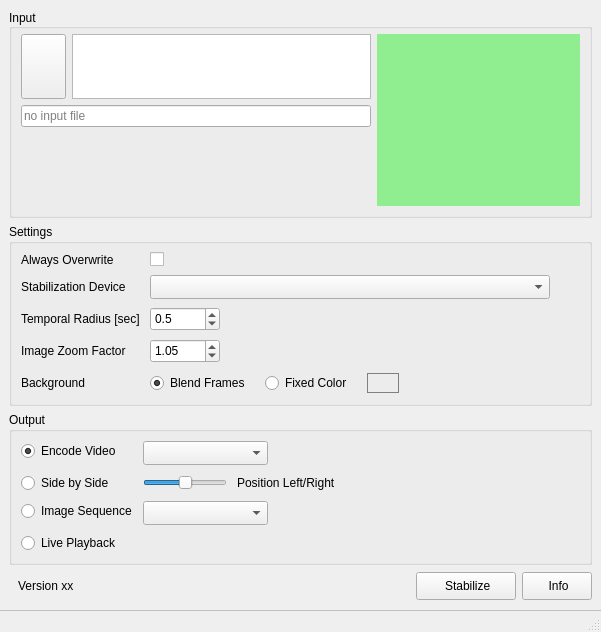
The window that cuvistaGui/cuvistaGui.ui (RainerMtb/cuvista) describes before a commit, drawn with Qt 5.
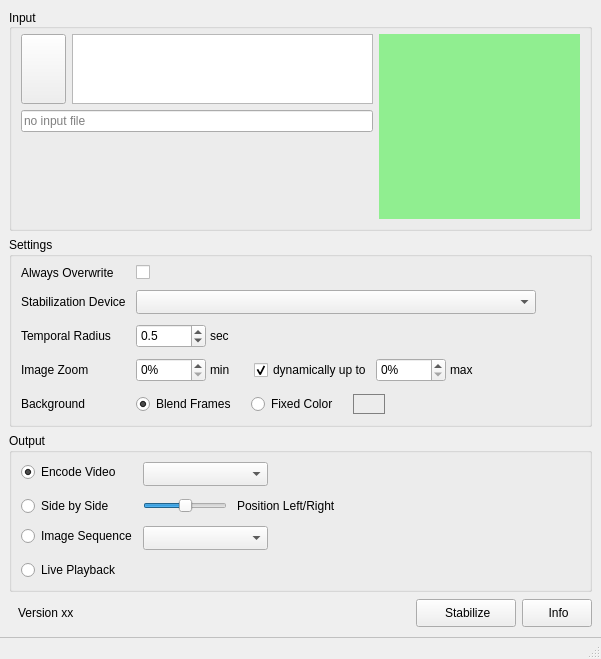
The same window after the commit. Icons and pictures are not drawn. Custom widgets are drawn as their Qt base class.

Commit message: dynamic zoom

The edit to the form file:
```diff
--- a/cuvistaGui/cuvistaGui.ui
+++ b/cuvistaGui/cuvistaGui.ui
@@ -7,7 +7,7 @@
     <x>0</x>
     <y>0</y>
     <width>601</width>
-    <height>632</height>
+    <height>659</height>
    </rect>
   </property>
   <property name="sizePolicy">
@@ -62,7 +62,7 @@
          <property name="minimumSize">
           <size>
            <width>0</width>
-           <height>65</height>
+           <height>70</height>
           </size>
          </property>
          <property name="maximumSize">
@@ -93,7 +93,7 @@
          <property name="minimumSize">
           <size>
            <width>45</width>
-           <height>65</height>
+           <height>70</height>
           </size>
          </property>
          <property name="styleSheet">
@@ -121,7 +121,7 @@
          </property>
          <property name="sizePolicy">
           <sizepolicy hsizetype="Expanding" vsizetype="Fixed">
-           <horstretch>0</horstretch>
+           <horstretch>3</horstretch>
            <verstretch>0</verstretch>
           </sizepolicy>
          </property>
@@ -152,7 +152,7 @@
         <widget class="ImageLabel" name="imageInput">
          <property name="sizePolicy">
           <sizepolicy hsizetype="MinimumExpanding" vsizetype="Preferred">
-           <horstretch>0</horstretch>
+           <horstretch>2</horstretch>
            <verstretch>0</verstretch>
           </sizepolicy>
          </property>
@@ -220,7 +220,7 @@
         <number>10</number>
        </property>
        <property name="verticalSpacing">
-        <number>8</number>
+        <number>10</number>
        </property>
        <property name="topMargin">
         <number>8</number>
@@ -301,65 +301,11 @@
           </sizepolicy>
          </property>
          <property name="text">
-          <string>Temporal Radius [sec]</string>
+          <string>Temporal Radius</string>
          </property>
         </widget>
        </item>
-       <item row="4" column="1">
-        <widget class="QDoubleSpinBox" name="spinRadius">
-         <property name="minimumSize">
-          <size>
-           <width>70</width>
-           <height>24</height>
-          </size>
-         </property>
-         <property name="toolTip">
-          <string>&lt;html&gt;&lt;head/&gt;&lt;body&gt;&lt;p&gt;how much of the video before and after a frame is used to average motions&lt;/p&gt;&lt;p&gt;use higher value for smoother result&lt;/p&gt;&lt;/body&gt;&lt;/html&gt;</string>
-         </property>
-         <property name="decimals">
-          <number>1</number>
-         </property>
-         <property name="singleStep">
-          <double>0.100000000000000</double>
-         </property>
-         <property name="value">
-          <double>0.500000000000000</double>
-         </property>
-        </widget>
-       </item>
-       <item row="5" column="0">
-        <widget class="QLabel" name="label_6">
-         <property name="sizePolicy">
-          <sizepolicy hsizetype="Preferred" vsizetype="Preferred">
-           <horstretch>0</horstretch>
-           <verstretch>0</verstretch>
-          </sizepolicy>
-         </property>
-         <property name="text">
-          <string>Image Zoom Factor</string>
-         </property>
-        </widget>
-       </item>
-       <item row="5" column="1">
-        <widget class="QDoubleSpinBox" name="spinZoom">
-         <property name="minimumSize">
-          <size>
-           <width>70</width>
-           <height>24</height>
-          </size>
-         </property>
-         <property name="toolTip">
-          <string>&lt;html&gt;&lt;head/&gt;&lt;body&gt;&lt;p&gt;zoom to be applied to stabilized video&lt;/p&gt;&lt;/body&gt;&lt;/html&gt;</string>
-         </property>
-         <property name="singleStep">
-          <double>0.010000000000000</double>
-         </property>
-         <property name="value">
-          <double>1.050000000000000</double>
-         </property>
-        </widget>
-       </item>
-       <item row="6" column="0">
+       <item row="9" column="0">
         <widget class="QLabel" name="label_8">
          <property name="sizePolicy">
           <sizepolicy hsizetype="Preferred" vsizetype="Preferred">
@@ -372,8 +318,8 @@
          </property>
         </widget>
        </item>
-       <item row="6" column="1">
-        <layout class="QHBoxLayout" name="horizontalLayout" stretch="0,0,0">
+       <item row="9" column="1">
+        <layout class="QHBoxLayout" name="layBackground" stretch="0,0,0">
          <property name="spacing">
           <number>15</number>
          </property>
@@ -438,6 +384,140 @@
          </item>
         </layout>
        </item>
+       <item row="7" column="1">
+        <layout class="QHBoxLayout" name="layZoom">
+         <property name="spacing">
+          <number>4</number>
+         </property>
+         <item>
+          <widget class="QSpinBox" name="spinZoomMin">
+           <property name="minimumSize">
+            <size>
+             <width>70</width>
+             <height>24</height>
+            </size>
+           </property>
+           <property name="toolTip">
+            <string>&lt;html&gt;&lt;head/&gt;&lt;body&gt;&lt;p&gt;Min zoom to be applied to stabilized video&lt;/p&gt;&lt;/body&gt;&lt;/html&gt;</string>
+           </property>
+           <property name="suffix">
+            <string>%</string>
+           </property>
+           <property name="value">
+            <number>0</number>
+           </property>
+          </widget>
+         </item>
+         <item>
+          <widget class="QLabel" name="label_2">
+           <property name="text">
+            <string>min</string>
+           </property>
+          </widget>
+         </item>
+         <item>
+          <spacer name="horizontalSpacer_5">
+           <property name="orientation">
+            <enum>Qt::Orientation::Horizontal</enum>
+           </property>
+           <property name="sizeType">
+            <enum>QSizePolicy::Policy::Fixed</enum>
+           </property>
+           <property name="sizeHint" stdset="0">
+            <size>
+             <width>20</width>
+             <height>20</height>
+            </size>
+           </property>
+          </spacer>
+         </item>
+         <item>
+          <widget class="QCheckBox" name="chkDynamicZoom">
+           <property name="text">
+            <string>dynamically up to</string>
+           </property>
+           <property name="checked">
+            <bool>true</bool>
+           </property>
+          </widget>
+         </item>
+         <item>
+          <widget class="QSpinBox" name="spinZoomMax">
+           <property name="minimumSize">
+            <size>
+             <width>70</width>
+             <height>24</height>
+            </size>
+           </property>
+           <property name="toolTip">
+            <string>&lt;html&gt;&lt;head/&gt;&lt;body&gt;&lt;p&gt;Max zoom to be applied to stabilized video&lt;/p&gt;&lt;/body&gt;&lt;/html&gt;</string>
+           </property>
+           <property name="suffix">
+            <string>%</string>
+           </property>
+           <property name="value">
+            <number>0</number>
+           </property>
+          </widget>
+         </item>
+         <item>
+          <widget class="QLabel" name="label_3">
+           <property name="text">
+            <string>max</string>
+           </property>
+          </widget>
+         </item>
+        </layout>
+       </item>
+       <item row="7" column="0">
+        <widget class="QLabel" name="label_6">
+         <property name="sizePolicy">
+          <sizepolicy hsizetype="Preferred" vsizetype="Preferred">
+           <horstretch>0</horstretch>
+           <verstretch>0</verstretch>
+          </sizepolicy>
+         </property>
+         <property name="text">
+          <string>Image Zoom</string>
+         </property>
+        </widget>
+       </item>
+       <item row="4" column="1">
+        <layout class="QHBoxLayout" name="layRadius">
+         <property name="spacing">
+          <number>4</number>
+         </property>
+         <item>
+          <widget class="QDoubleSpinBox" name="spinRadius">
+           <property name="minimumSize">
+            <size>
+             <width>70</width>
+             <height>24</height>
+            </size>
+           </property>
+           <property name="toolTip">
+            <string>&lt;html&gt;&lt;head/&gt;&lt;body&gt;&lt;p&gt;how much of the video before and after a frame is used to average motions&lt;/p&gt;&lt;p&gt;use higher value for smoother result&lt;/p&gt;&lt;/body&gt;&lt;/html&gt;</string>
+           </property>
+           <property name="decimals">
+            <number>1</number>
+           </property>
+           <property name="singleStep">
+            <double>0.100000000000000</double>
+           </property>
+           <property name="value">
+            <double>0.500000000000000</double>
+           </property>
+          </widget>
+         </item>
+         <item>
+          <widget class="QLabel" name="label_7">
+           <property name="text">
+            <string>sec</string>
+           </property>
+          </widget>
+         </item>
+        </layout>
+       </item>
       </layout>
      </widget>
     </item>
@@ -448,7 +528,7 @@
       </property>
       <layout class="QFormLayout" name="formLayout_3">
        <property name="verticalSpacing">
-        <number>8</number>
+        <number>10</number>
        </property>
        <item row="2" column="1">
         <layout class="QHBoxLayout" name="hbox2">
```
The commit also changes 55 other files.
